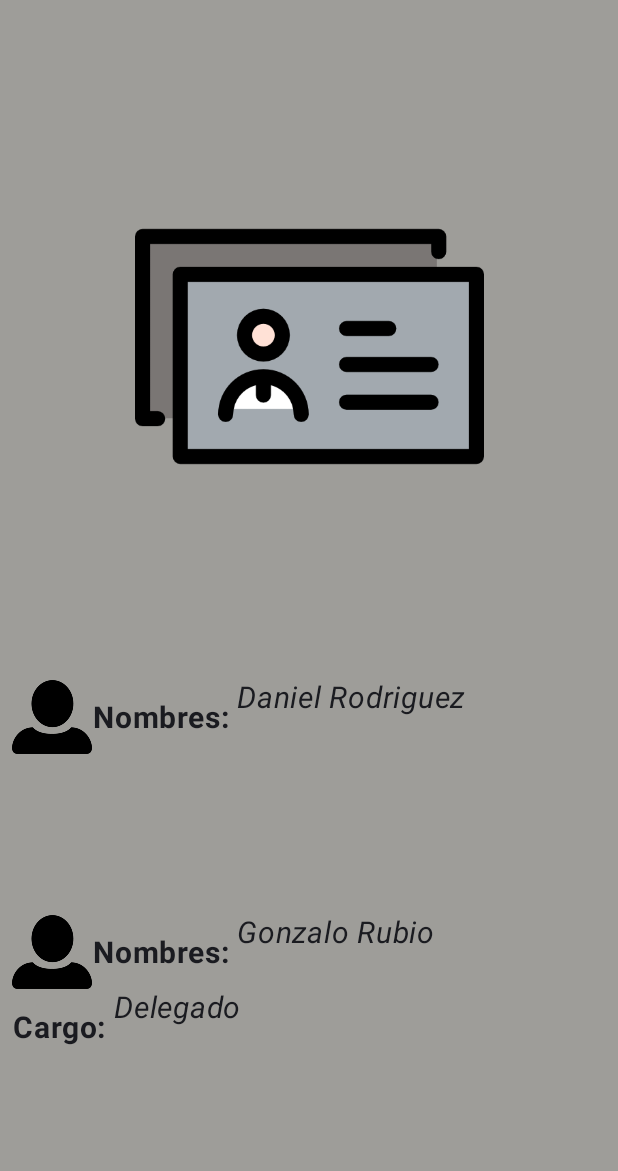
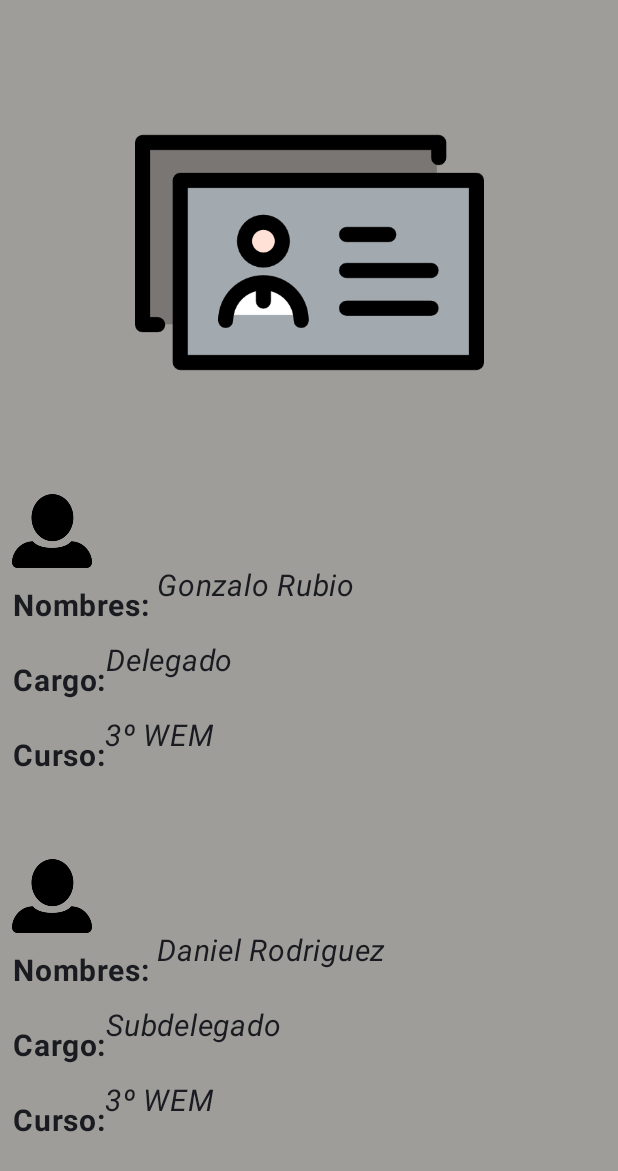
Before and after one commit to GonzaloR0315/TarjetaDePresentacionRodriguezRubio, an Android app built with Jetpack Compose: the screen it shows after launch (MainActivity), on a phone screen of 412 x 824 dp. Shown: the top 1171 px of the screen. Run offline under Robolectric (Android 15) with nearby library versions, the phone set to English and light mode, and no system bars.

Commit message:
Mira si te gusta

```diff
--- a/app/src/main/java/com/example/tarjetadepresentacionrodriguezrubio/MainActivity.kt
+++ b/app/src/main/java/com/example/tarjetadepresentacionrodriguezrubio/MainActivity.kt
@@ -1,6 +1,7 @@
 package com.example.tarjetadepresentacionrodriguezrubio
 
 import android.os.Bundle
+import android.provider.Settings.Global.getString
 import androidx.activity.ComponentActivity
 import androidx.activity.compose.setContent
 import androidx.compose.foundation.Image
@@ -42,7 +43,12 @@ class MainActivity : ComponentActivity() {
                     GreetingImage(
                         getString(R.string.nombre) + ": ",
                         getString(R.string.daniel),
-                        getString(R.string.gonzalo)
+                        getString(R.string.gonzalo),
+                        getString(R.string.cargo),
+                        getString(R.string.delega),
+                        getString(R.string.subDelega),
+                        getString(R.string.curso),
+                        getString(R.string.wem),
                     )
                 }
             }
@@ -50,7 +56,9 @@ class MainActivity : ComponentActivity() {
     }
 }
 @Composable
-fun GreetingImage(message: String, from: String, last: String, modifier: Modifier = Modifier) {
+fun GreetingImage(message: String, from: String, last: String,
+                  cargo: String,delega: String,subDelega: String,
+                  curso: String,wem: String,modifier: Modifier = Modifier) {
     //Step 3 create a box to overlap image and texts
     Box (modifier = Modifier
         .background(color = Color(red = 158 , green = 157 , blue = 153 ))
@@ -60,6 +68,11 @@ fun GreetingImage(message: String, from: String, last: String, modifier: Modifie
             message = message,
             from = from,
             last = last,
+            cargo = cargo,
+            delega = delega,
+            subDelega = subDelega,
+            curso = curso,
+            wem = wem,
             modifier = Modifier
                 .fillMaxSize()
                 .padding(8.dp)
@@ -71,7 +84,9 @@ fun GreetingImage(message: String, from: String, last: String, modifier: Modifie
 
 
 @Composable
-fun GreetingText(message: String, from: String, last: String, modifier: Modifier) {
+fun GreetingText(message: String, from: String, last: String,
+                 cargo: String,delega: String,subDelega: String,
+                 curso: String,wem: String,modifier: Modifier = Modifier) {
     Column(
         verticalArrangement = Arrangement.SpaceEvenly,
         modifier = modifier
@@ -88,6 +103,7 @@ fun GreetingText(message: String, from: String, last: String, modifier: Modifier
             )
         }
         Row {
+            Column {
                 val image2 = painterResource(R.drawable.icononombre)
                 Image(
                     painter = image2,
@@ -95,33 +111,9 @@ fun GreetingText(message: String, from: String, last: String, modifier: Modifier
                     /*contentScale = ContentScale.Inside,
                     modifier = Modifier.aspectRatio(1.7f)*/
                 )
-            Text(
-                text = message,
-                fontWeight = FontWeight.Bold,
-                fontSize = 20.sp,
-                lineHeight = 50.sp,
-                textAlign = TextAlign.Center,
-                modifier = Modifier
-            )
-            Text(
-                text = from,
-                fontStyle = FontStyle.Italic,
-                fontSize = 20.sp,
-                modifier = Modifier
-            )
-        }
-        Row {
-            Column {
-
                 Row {
 
-                    val image2 = painterResource(R.drawable.icononombre)
-                    Image(
-                        painter = image2,
-                        contentDescription = null,
-                        /*contentScale = ContentScale.Inside,
-                        modifier = Modifier.aspectRatio(1.7f)*/
-                    )
+
                     Text(
                         text = message,
                         fontWeight = FontWeight.Bold,
@@ -139,7 +131,7 @@ fun GreetingText(message: String, from: String, last: String, modifier: Modifier
                 }
                 Row {
                     Text(
-                        text = "Cargo: ",
+                        text = cargo,
                         fontWeight = FontWeight.Bold,
                         fontSize = 20.sp,
                         lineHeight = 50.sp,
@@ -147,7 +139,84 @@ fun GreetingText(message: String, from: String, last: String, modifier: Modifier
                         modifier = Modifier
                     )
                     Text(
-                        text = "Delegado",
+                        text = delega,
+                        fontStyle = FontStyle.Italic,
+                        fontSize = 20.sp,
+                        modifier = Modifier
+                    )
+                }
+                Row {
+                    Text(
+                        text = curso,
+                        fontWeight = FontWeight.Bold,
+                        fontSize = 20.sp,
+                        lineHeight = 50.sp,
+                        textAlign = TextAlign.Center,
+                        modifier = Modifier
+                    )
+                    Text(
+                        text = wem,
+                        fontStyle = FontStyle.Italic,
+                        fontSize = 20.sp,
+                        modifier = Modifier
+                    )
+                }
+            }
+        }
+        Row {
+            Column {
+                val image2 = painterResource(R.drawable.icononombre)
+                Image(
+                    painter = image2,
+                    contentDescription = null,
+                    /*contentScale = ContentScale.Inside,
+                    modifier = Modifier.aspectRatio(1.7f)*/
+                )
+                Row {
+
+
+                    Text(
+                        text = message,
+                        fontWeight = FontWeight.Bold,
+                        fontSize = 20.sp,
+                        lineHeight = 50.sp,
+                        textAlign = TextAlign.Center,
+                        modifier = Modifier
+                    )
+                    Text(
+                        text = from,
+                        fontStyle = FontStyle.Italic,
+                        fontSize = 20.sp,
+                        modifier = Modifier
+                    )
+                }
+                Row {
+                    Text(
+                        text = cargo,
+                        fontWeight = FontWeight.Bold,
+                        fontSize = 20.sp,
+                        lineHeight = 50.sp,
+                        textAlign = TextAlign.Center,
+                        modifier = Modifier
+                    )
+                    Text(
+                        text = subDelega,
+                        fontStyle = FontStyle.Italic,
+                        fontSize = 20.sp,
+                        modifier = Modifier
+                    )
+                }
+                Row {
+                    Text(
+                        text = curso,
+                        fontWeight = FontWeight.Bold,
+                        fontSize = 20.sp,
+                        lineHeight = 50.sp,
+                        textAlign = TextAlign.Center,
+                        modifier = Modifier
+                    )
+                    Text(
+                        text = wem,
                         fontStyle = FontStyle.Italic,
                         fontSize = 20.sp,
                         modifier = Modifier
@@ -158,10 +227,12 @@ fun GreetingText(message: String, from: String, last: String, modifier: Modifier
     }
 }
 
+
+
 @Preview(showBackground = true)
 @Composable
 fun GreetingPreview() {
     TarjetaDePresentacionRodriguezRubioTheme {
-        GreetingImage("Nombres" + ": ", "Daniel Rodriguez" , "Gonzalo Rubio")
+      //  GreetingImage("Nombres" + ": ", "Daniel Rodriguez" , "Gonzalo Rubio")
     }
 }
--- a/app/src/main/res/values/strings.xml
+++ b/app/src/main/res/values/strings.xml
@@ -3,4 +3,9 @@
     <string name="nombre">Nombres</string>
     <string name="daniel">Daniel Rodriguez</string>
     <string name="gonzalo">Gonzalo Rubio</string>
+    <string name="cargo">Cargo: </string>
+    <string name="delega">Delegado</string>
+    <string name="subDelega">Subdelegado</string>
+    <string name="curso">Curso: </string>
+    <string name="wem">3º WEM</string>
 </resources>
```
Lines whose indentation alone changed are shown as unchanged.
